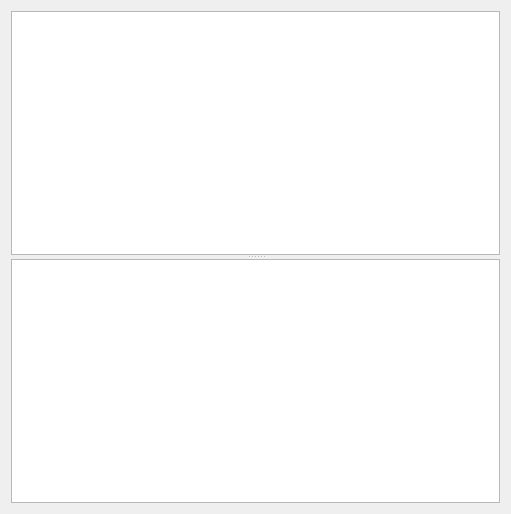
This is ui/PythonREPLQt.ui in tmontaigu/CloudCompare-PythonRuntime as Qt 5 draws it before an edit. The edited form follows.
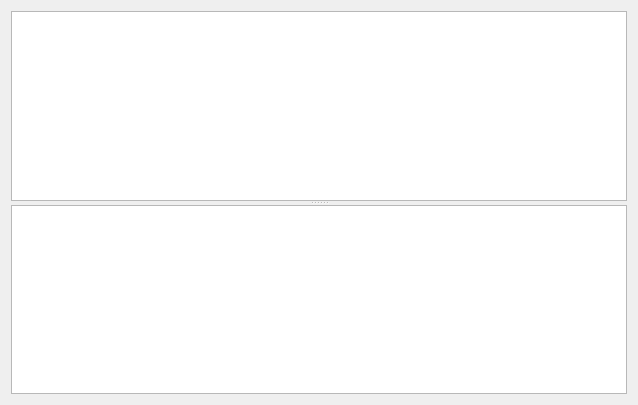
This is the edited form.

Commit message:
repl: change default layout
REPL is wider by defaullt
The code editor part takes 25% of the total space (it 50% previously)

The edit to the form file:
```diff
--- a/ui/PythonREPLQt.ui
+++ b/ui/PythonREPLQt.ui
@@ -6,8 +6,8 @@
             <rect>
                 <x>0</x>
                 <y>0</y>
-                <width>511</width>
-                <height>514</height>
+    <width>638</width>
+    <height>405</height>
             </rect>
         </property>
         <property name="windowTitle">
```
Lines whose indentation alone changed are shown as unchanged. The commit also changes 1 other file.
